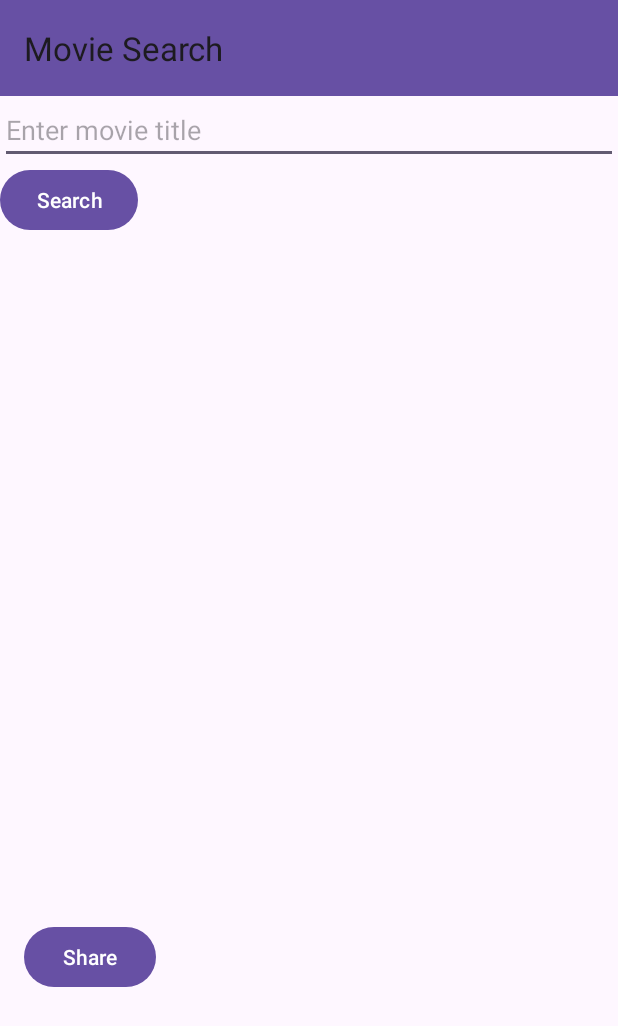
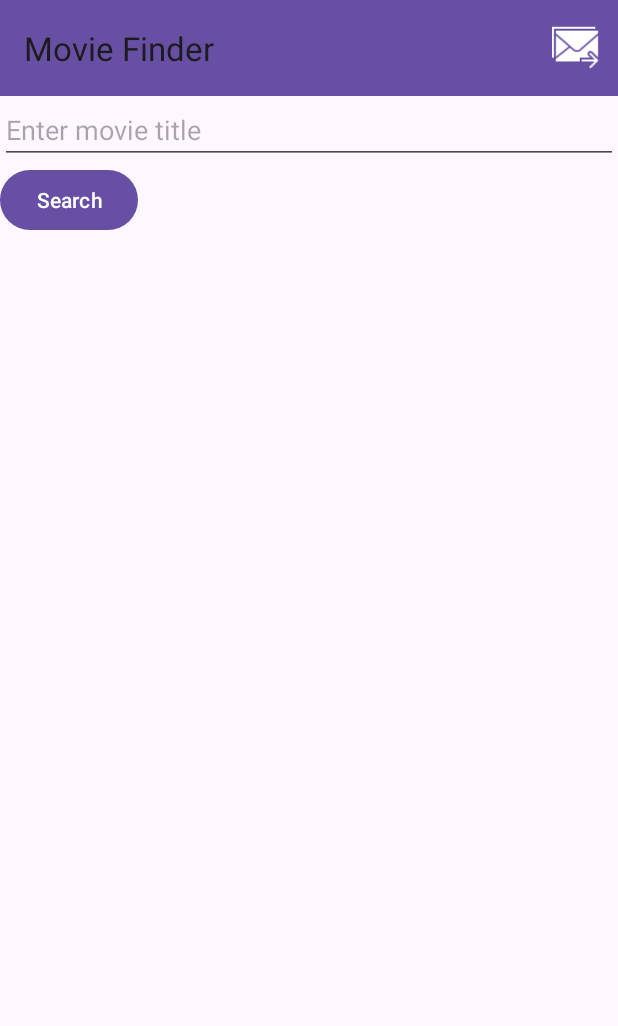
Before and after one commit to magacek/Movie_Finder, an Android app: the screen it shows after launch (MainActivity), on a phone screen of 412 x 824 dp. Shown: the top 1026 px of the screen. Run offline under Robolectric (Android 15) with nearby library versions, the phone set to English and light mode, and no system bars; pictures from the network do not load.

Commit message:
Completed project

```diff
--- a/app/src/main/java/com/example/moviefinder/ApiService.kt
+++ b/app/src/main/java/com/example/moviefinder/ApiService.kt
@@ -4,10 +4,23 @@ import retrofit2.Call
 import retrofit2.http.GET
 import retrofit2.http.Query
 
+/**
+ * Defines the communication with the movie database API using HTTP GET requests.
+ * This interface is used by Retrofit to turn HTTP API into a Kotlin interface.
+ * The searchMovies function is designed to query movies based on a search string
+ * and an API key.
+ *
+ * @param apiKey The API key required to access the movie database service.
+ * @param searchQuery The user's query string to search for movies.
+ * @return A call object which will emit a SearchResponse upon execution.
+ *
+ * @author Matt Gacek
+ */
+
 interface ApiService {
     @GET(".")
-    fun getMovieDetails(
+    fun searchMovies(
         @Query("apikey") apiKey: String,
-        @Query("t") title: String
-    ): Call<MovieResponse>
+        @Query("s") searchQuery: String
+    ): Call<SearchResponse>
 }
--- a/app/src/main/res/layout/activity_main.xml
+++ b/app/src/main/res/layout/activity_main.xml
@@ -6,13 +6,21 @@
     android:layout_height="match_parent"
     tools:context=".MainActivity">
 
+
+    <androidx.recyclerview.widget.RecyclerView
+        android:id="@+id/recyclerViewMovies"
+        android:layout_width="match_parent"
+        android:layout_height="wrap_content"
+        android:layout_below="@id/buttonSearch"
+        android:padding="16dp" />
+
     <androidx.appcompat.widget.Toolbar
         android:id="@+id/toolbar"
         android:layout_width="match_parent"
         android:layout_height="?attr/actionBarSize"
         android:background="?attr/colorPrimary"
-        app:title="Movie Search"
-        android:elevation="4dp"/>
+        app:popupTheme="@style/ThemeOverlay.AppCompat.Light"/>
+
 
     <EditText
         android:id="@+id/editTextMovieTitle"
@@ -83,11 +91,6 @@
             android:textColor="@color/purple_200"
            />
 
-        <Button
-            android:id="@+id/buttonShare"
-            android:layout_width="wrap_content"
-            android:layout_height="wrap_content"
-            android:text="Share" />
 
     </LinearLayout>
 
--- /dev/null
+++ b/app/src/main/res/menu/menu_main.xml
@@ -0,0 +1,10 @@
+<?xml version="1.0" encoding="utf-8"?>
+<menu xmlns:android="http://schemas.android.com/apk/res/android"
+    xmlns:app="http://schemas.android.com/apk/res-auto">
+    <item
+        android:id="@+id/action_send_feedback"
+        android:title="Feedback"
+        android:icon="@drawable/ic_email"
+    android:orderInCategory="100"
+    app:showAsAction="ifRoom" />
+</menu>
```
Also changed, not shown: app/src/main/java/com/example/moviefinder/MainActivity.kt (+76 -42 lines), app/src/main/java/com/example/moviefinder/MovieAdapter.kt (added, +63 -0 lines), app/src/main/java/com/example/moviefinder/MovieResponse.kt (+11 -26 lines), app/src/main/java/com/example/moviefinder/RetrofitClient.kt (+12 -0 lines), app/src/main/java/com/example/moviefinder/SearchResponse.kt (added, +18 -0 lines), app/src/main/res/layout/movie_item.xml (added, +69 -0 lines), app/src/main/res/drawable/ic_email.png (added).
